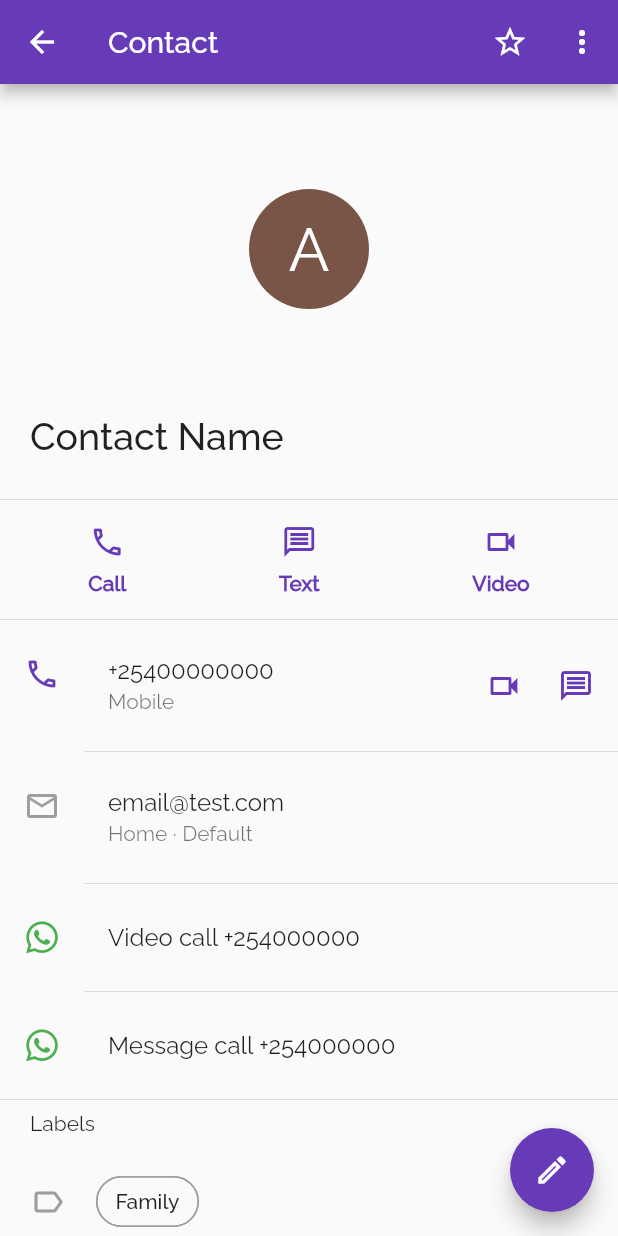
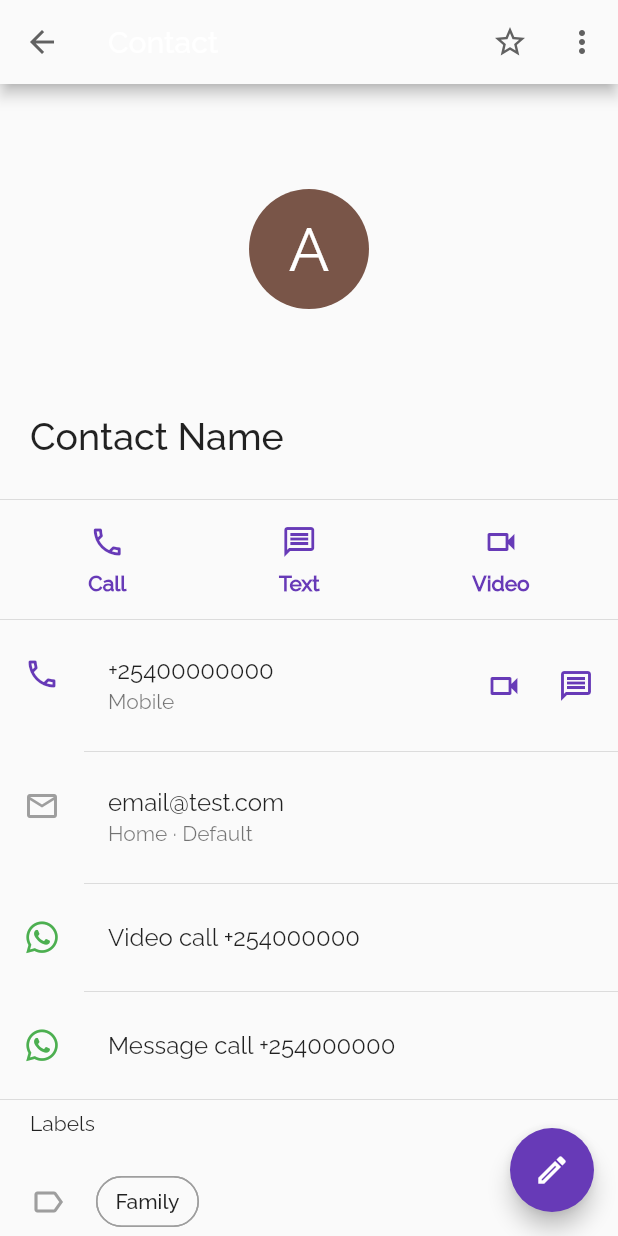
Before and after one commit to ChegeBryan/google-contacts-mock, a Flutter app: the Contact screen opened directly, on a phone screen of 412 x 824 dp. Run offline on Flutter 3.47's test engine with Material 2 defaults, Android fonts, the phone set to English and light mode, and no system bars; missing offline and left inert: floating_search_bar.

Commit message:
Add color to appbar

```diff
--- a/lib/contact.dart
+++ b/lib/contact.dart
@@ -26,6 +26,10 @@ class Contact extends StatelessWidget {
             ],
           )
         ],
+        iconTheme: IconThemeData(
+          color: Colors.grey[700],
+        ),
+        backgroundColor: Colors.grey[50],
       ),
       body: ContactDetails(),
       floatingActionButton: FloatingActionButton(
```
